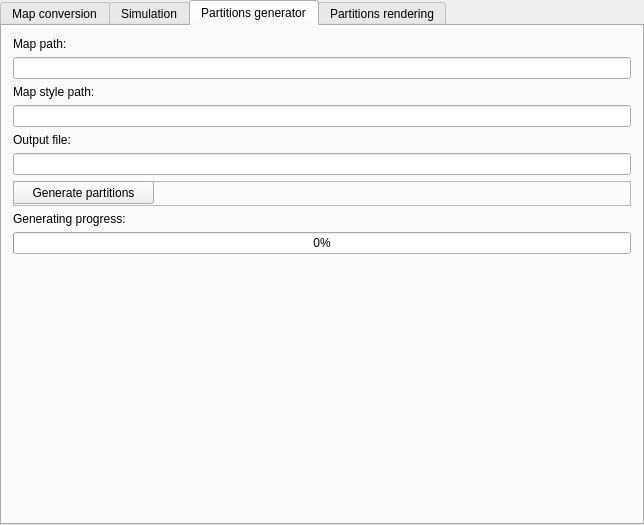
Above: Utils/mainwindow.ui from dotevo/Pilocik before the change. Below: the same form after it.
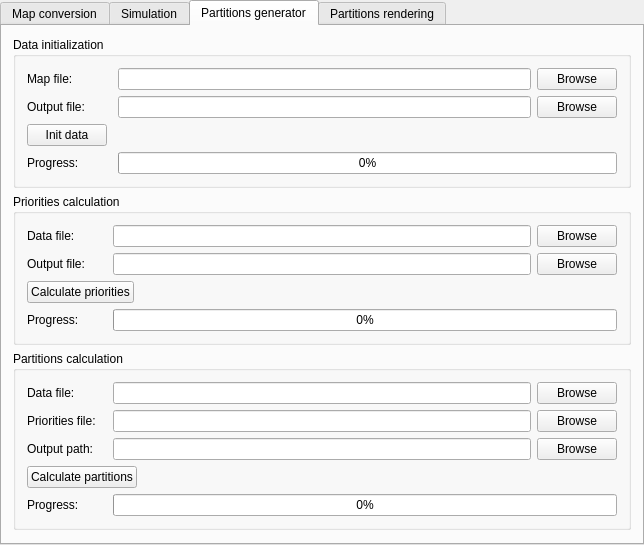
That is the form after the change. The open tabs and pages were chosen to show the change. Custom widgets are drawn as their Qt base class.

Commit message: utils layout changes (start)

What changed in the file:
```diff
--- a/Utils/mainwindow.ui
+++ b/Utils/mainwindow.ui
@@ -7,7 +7,7 @@
     <x>0</x>
     <y>0</y>
     <width>644</width>
-    <height>525</height>
+    <height>541</height>
    </rect>
   </property>
   <property name="windowTitle">
@@ -264,85 +264,407 @@
        <attribute name="title">
         <string>Partitions generator</string>
        </attribute>
-       <layout class="QVBoxLayout" name="verticalLayout">
+       <layout class="QVBoxLayout" name="verticalLayout_4">
         <item>
-         <widget class="QLabel" name="label_5">
-          <property name="text">
-           <string>Map path:</string>
+         <widget class="QGroupBox" name="dataInitGroupBoc">
+          <property name="title">
+           <string>Data initialization</string>
           </property>
+          <layout class="QVBoxLayout" name="verticalLayout">
+           <item>
+            <layout class="QHBoxLayout" name="horizontalLayout_4">
+             <item>
+              <widget class="QLabel" name="label_5">
+               <property name="minimumSize">
+                <size>
+                 <width>85</width>
+                 <height>0</height>
+                </size>
+               </property>
+               <property name="text">
+                <string>Map file:</string>
+               </property>
+              </widget>
+             </item>
+             <item>
+              <widget class="QLineEdit" name="dataInitMapPath"/>
+             </item>
+             <item>
+              <widget class="QPushButton" name="dataInitMapPathButton">
+               <property name="text">
+                <string>Browse</string>
+               </property>
+              </widget>
+             </item>
+            </layout>
+           </item>
+           <item>
+            <layout class="QHBoxLayout" name="horizontalLayout_3">
+             <item>
+              <widget class="QLabel" name="label_7">
+               <property name="minimumSize">
+                <size>
+                 <width>85</width>
+                 <height>0</height>
+                </size>
+               </property>
+               <property name="text">
+                <string>Output file:</string>
+               </property>
+              </widget>
+             </item>
+             <item>
+              <widget class="QLineEdit" name="dataInitOutputFilePath"/>
+             </item>
+             <item>
+              <widget class="QPushButton" name="dataInitOutputFilePathButton">
+               <property name="text">
+                <string>Browse</string>
+               </property>
+              </widget>
+             </item>
+            </layout>
+           </item>
+           <item>
+            <layout class="QHBoxLayout" name="horizontalLayout_5">
+             <item>
+              <widget class="QPushButton" name="dataInitBtn">
+               <property name="text">
+                <string>Init data</string>
+               </property>
+              </widget>
+             </item>
+             <item>
+              <spacer name="horizontalSpacer_2">
+               <property name="orientation">
+                <enum>Qt::Horizontal</enum>
+               </property>
+               <property name="sizeHint" stdset="0">
+                <size>
+                 <width>40</width>
+                 <height>20</height>
+                </size>
+               </property>
+              </spacer>
+             </item>
+            </layout>
+           </item>
+           <item>
+            <layout class="QHBoxLayout" name="horizontalLayout_2">
+             <item>
+              <widget class="QLabel" name="label_8">
+               <property name="minimumSize">
+                <size>
+                 <width>85</width>
+                 <height>0</height>
+                </size>
+               </property>
+               <property name="text">
+                <string>Progress:</string>
+               </property>
+              </widget>
+             </item>
+             <item>
+              <widget class="QProgressBar" name="dataInitProgressBar">
+               <property name="value">
+                <number>0</number>
+               </property>
+              </widget>
+             </item>
+            </layout>
+           </item>
+          </layout>
          </widget>
         </item>
         <item>
-         <widget class="QLineEdit" name="partGenMapPath"/>
-        </item>
-        <item>
-         <widget class="QLabel" name="label_6">
-          <property name="text">
-           <string>Map style path:</string>
+         <widget class="QGroupBox" name="prioCalcGroupBox">
+          <property name="title">
+           <string>Priorities calculation</string>
           </property>
+          <layout class="QVBoxLayout" name="verticalLayout_2">
+           <item>
+            <layout class="QHBoxLayout" name="horizontalLayout_14">
+             <item>
+              <widget class="QLabel" name="label_10">
+               <property name="minimumSize">
+                <size>
+                 <width>80</width>
+                 <height>0</height>
+                </size>
+               </property>
+               <property name="sizeIncrement">
+                <size>
+                 <width>80</width>
+                 <height>0</height>
+                </size>
+               </property>
+               <property name="text">
+                <string>Data file:</string>
+               </property>
+              </widget>
+             </item>
+             <item>
+              <widget class="QLineEdit" name="prioCalcDataFilePath"/>
+             </item>
+             <item>
+              <widget class="QPushButton" name="prioCalcDataFilePathButton">
+               <property name="text">
+                <string>Browse</string>
+               </property>
+              </widget>
+             </item>
+            </layout>
+           </item>
+           <item>
+            <layout class="QHBoxLayout" name="horizontalLayout_13">
+             <item>
+              <widget class="QLabel" name="label_11">
+               <property name="minimumSize">
+                <size>
+                 <width>80</width>
+                 <height>0</height>
+                </size>
+               </property>
+               <property name="sizeIncrement">
+                <size>
+                 <width>80</width>
+                 <height>0</height>
+                </size>
+               </property>
+               <property name="text">
+                <string>Output file:</string>
+               </property>
+              </widget>
+             </item>
+             <item>
+              <widget class="QLineEdit" name="prioCalcOutputFilePath"/>
+             </item>
+             <item>
+              <widget class="QPushButton" name="prioCalcOutputFilePathButton">
+               <property name="text">
+                <string>Browse</string>
+               </property>
+              </widget>
+             </item>
+            </layout>
+           </item>
+           <item>
+            <layout class="QHBoxLayout" name="horizontalLayout_12">
+             <item>
+              <widget class="QPushButton" name="pushButton_5">
+               <property name="text">
+                <string>Calculate priorities</string>
+               </property>
+              </widget>
+             </item>
+             <item>
+              <spacer name="horizontalSpacer_3">
+               <property name="orientation">
+                <enum>Qt::Horizontal</enum>
+               </property>
+               <property name="sizeHint" stdset="0">
+                <size>
+                 <width>40</width>
+                 <height>20</height>
+                </size>
+               </property>
+              </spacer>
+             </item>
+            </layout>
+           </item>
+           <item>
+            <layout class="QHBoxLayout" name="horizontalLayout_11">
+             <item>
+              <widget class="QLabel" name="label_12">
+               <property name="minimumSize">
+                <size>
+                 <width>80</width>
+                 <height>0</height>
+                </size>
+               </property>
+               <property name="sizeIncrement">
+                <size>
+                 <width>80</width>
+                 <height>0</height>
+                </size>
+               </property>
+               <property name="text">
+                <string>Progress:</string>
+               </property>
+              </widget>
+             </item>
+             <item>
+              <widget class="QProgressBar" name="progressBar_2">
+               <property name="value">
+                <number>0</number>
+               </property>
+              </widget>
+             </item>
+            </layout>
+           </item>
+          </layout>
          </widget>
         </item>
         <item>
-         <widget class="QLineEdit" name="partGenMapStylePath"/>
-        </item>
-        <item>
-         <widget class="QLabel" name="label_7">
-          <property name="text">
-           <string>Output file:</string>
+         <widget class="QGroupBox" name="partCalcGroupBox">
+          <property name="title">
+           <string>Partitions calculation</string>
           </property>
-         </widget>
-        </item>
-        <item>
-         <widget class="QLineEdit" name="partGenOutputPath"/>
-        </item>
-        <item>
-         <widget class="QFrame" name="frame_6">
-          <property name="minimumSize">
-           <size>
-            <width>0</width>
-            <height>25</height>
-           </size>
-          </property>
-          <property name="frameShape">
-           <enum>QFrame::StyledPanel</enum>
-          </property>
-          <property name="frameShadow">
-           <enum>QFrame::Raised</enum>
-          </property>
-          <widget class="QPushButton" name="partGenBtn">
-           <property name="geometry">
-            <rect>
-             <x>0</x>
-             <y>0</y>
-             <width>141</width>
-             <height>23</height>
-            </rect>
-           </property>
-           <property name="text">
-            <string>Generate partitions</string>
-           </property>
-          </widget>
-         </widget>
-        </item>
-        <item>
-         <widget class="QLabel" name="label_8">
-          <property name="text">
-           <string>Generating progress:</string>
-          </property>
-         </widget>
-        </item>
-        <item>
-         <widget class="QProgressBar" name="partGenProgressBar">
-          <property name="value">
-           <number>0</number>
-          </property>
-         </widget>
-        </item>
-        <item>
-         <widget class="QLabel" name="partGenStatus">
-          <property name="text">
-           <string/>
-          </property>
+          <layout class="QVBoxLayout" name="verticalLayout_3">
+           <item>
+            <layout class="QHBoxLayout" name="horizontalLayout_7">
+             <item>
+              <widget class="QLabel" name="label_6">
+               <property name="minimumSize">
+                <size>
+                 <width>80</width>
+                 <height>0</height>
+                </size>
+               </property>
+               <property name="sizeIncrement">
+                <size>
+                 <width>80</width>
+                 <height>0</height>
+                </size>
+               </property>
+               <property name="text">
+                <string>Data file:</string>
+               </property>
+              </widget>
+             </item>
+             <item>
+              <widget class="QLineEdit" name="partCalcDataFilePath"/>
+             </item>
+             <item>
+              <widget class="QPushButton" name="partCalcDataFilePathButton">
+               <property name="text">
+                <string>Browse</string>
+               </property>
+              </widget>
+             </item>
+            </layout>
+           </item>
+           <item>
+            <layout class="QHBoxLayout" name="horizontalLayout_8">
+             <item>
+              <widget class="QLabel" name="label_9">
+               <property name="minimumSize">
+                <size>
+                 <width>80</width>
+                 <height>0</height>
+                </size>
+               </property>
+               <property name="sizeIncrement">
+                <size>
+                 <width>80</width>
+                 <height>0</height>
+                </size>
+               </property>
+               <property name="text">
+                <string>Priorities file:</string>
+               </property>
+              </widget>
+             </item>
+             <item>
+              <widget class="QLineEdit" name="partCalcPrioFilePath"/>
+             </item>
+             <item>
+              <widget class="QPushButton" name="partCalcPrioFilePathButton">
+               <property name="text">
+                <string>Browse</string>
+               </property>
+              </widget>
+             </item>
+            </layout>
+           </item>
+           <item>
+            <layout class="QHBoxLayout" name="horizontalLayout_9">
+             <item>
+              <widget class="QLabel" name="label_13">
+               <property name="minimumSize">
+                <size>
+                 <width>80</width>
+                 <height>0</height>
+                </size>
+               </property>
+               <property name="sizeIncrement">
+                <size>
+                 <width>80</width>
+                 <height>0</height>
+                </size>
+               </property>
+               <property name="text">
+                <string>Output path:</string>
+               </property>
+              </widget>
+             </item>
+             <item>
+              <widget class="QLineEdit" name="partCalcOutputPath"/>
+             </item>
+             <item>
+              <widget class="QPushButton" name="partCalcOutputPathButton">
+               <property name="text">
+                <string>Browse</string>
+               </property>
+              </widget>
+             </item>
+            </layout>
+           </item>
+           <item>
+            <layout class="QHBoxLayout" name="horizontalLayout_6">
+             <item>
+              <widget class="QPushButton" name="pushButton_9">
+               <property name="text">
+                <string>Calculate partitions</string>
+               </property>
+              </widget>
+             </item>
+             <item>
+              <spacer name="horizontalSpacer_4">
+               <property name="orientation">
+                <enum>Qt::Horizontal</enum>
+               </property>
+               <property name="sizeHint" stdset="0">
+                <size>
+                 <width>40</width>
+                 <height>20</height>
+                </size>
+               </property>
+              </spacer>
+             </item>
+            </layout>
+           </item>
+           <item>
+            <layout class="QHBoxLayout" name="horizontalLayout_10">
+             <item>
+              <widget class="QLabel" name="label_14">
+               <property name="minimumSize">
+                <size>
+                 <width>80</width>
+                 <height>0</height>
+                </size>
+               </property>
+               <property name="sizeIncrement">
+                <size>
+                 <width>80</width>
+                 <height>0</height>
+                </size>
+               </property>
+               <property name="text">
+                <string>Progress:</string>
+               </property>
+              </widget>
+             </item>
+             <item>
+              <widget class="QProgressBar" name="progressBar">
+               <property name="value">
+                <number>0</number>
+               </property>
+              </widget>
+             </item>
+            </layout>
+           </item>
+          </layout>
          </widget>
         </item>
         <item>
```
Left out of the diff: 2 changed lines with no effect on the pictures. The commit also changes 7 other files.
